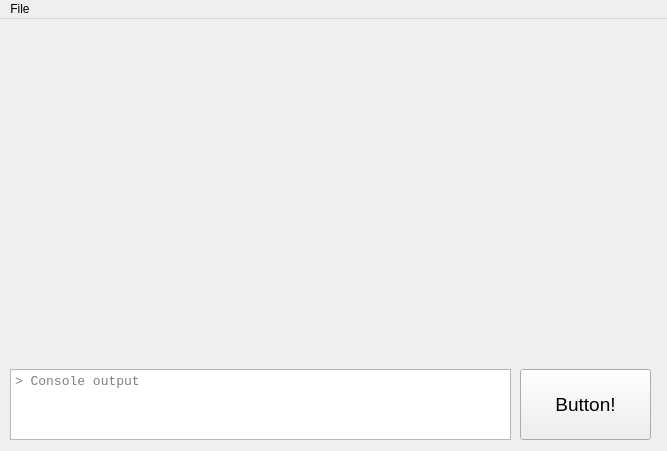
Old version of the form Editor/maineditorwindow.ui in the repository gnleece/Dogwood.
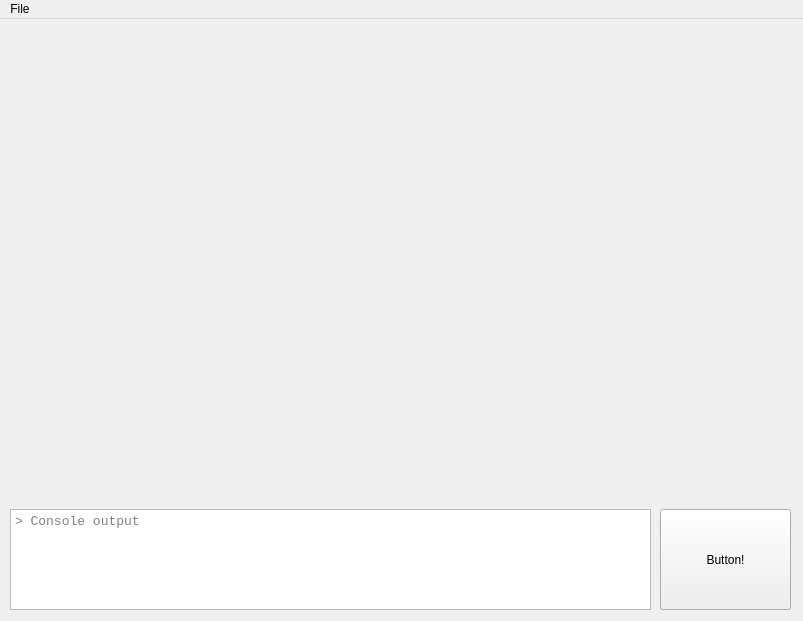
New version of the form.

```diff
--- a/Editor/maineditorwindow.ui
+++ b/Editor/maineditorwindow.ui
@@ -6,39 +6,21 @@
    <rect>
     <x>0</x>
     <y>0</y>
-    <width>667</width>
-    <height>451</height>
+    <width>803</width>
+    <height>621</height>
    </rect>
   </property>
   <property name="windowTitle">
    <string>Dogwood Editor</string>
   </property>
   <widget class="QWidget" name="centralWidget">
-   <widget class="QPushButton" name="pushButton">
-    <property name="geometry">
-     <rect>
-      <x>520</x>
-      <y>350</y>
-      <width>131</width>
-      <height>71</height>
-     </rect>
-    </property>
-    <property name="font">
-     <font>
-      <pointsize>14</pointsize>
-     </font>
-    </property>
-    <property name="text">
-     <string>Button!</string>
-    </property>
-   </widget>
    <widget class="QWidget" name="verticalLayoutWidget">
     <property name="geometry">
      <rect>
       <x>10</x>
       <y>10</y>
-      <width>641</width>
-      <height>331</height>
+      <width>781</width>
+      <height>471</height>
      </rect>
     </property>
     <layout class="QVBoxLayout" name="verticalLayout"/>
@@ -47,9 +29,9 @@
     <property name="geometry">
      <rect>
       <x>10</x>
-      <y>350</y>
-      <width>501</width>
-      <height>71</height>
+      <y>490</y>
+      <width>641</width>
+      <height>101</height>
      </rect>
     </property>
     <property name="font">
@@ -62,13 +44,26 @@
      <string>&gt; Console output</string>
     </property>
    </widget>
+   <widget class="QPushButton" name="pushButton">
+    <property name="geometry">
+     <rect>
+      <x>660</x>
+      <y>490</y>
+      <width>131</width>
+      <height>101</height>
+     </rect>
+    </property>
+    <property name="text">
+     <string>Button!</string>
+    </property>
+   </widget>
   </widget>
   <widget class="QMenuBar" name="menuBar">
    <property name="geometry">
     <rect>
      <x>0</x>
      <y>0</y>
-     <width>667</width>
+     <width>803</width>
      <height>21</height>
     </rect>
    </property>
```
